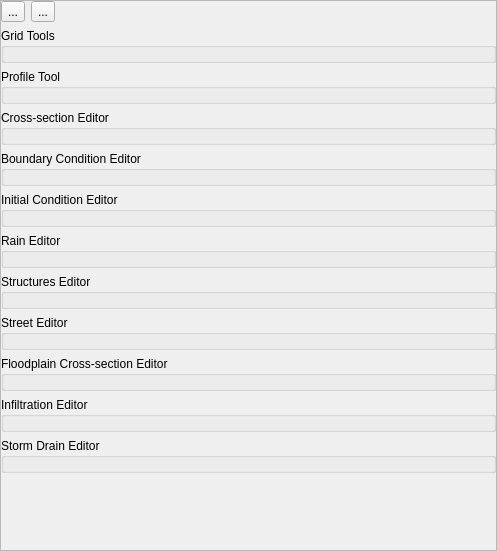
Before: the Qt Designer form flo2d/ui/f2d_widget.ui in FLO-2DSoftware/qgis-flo-2d-plugin, drawn with Qt 5.
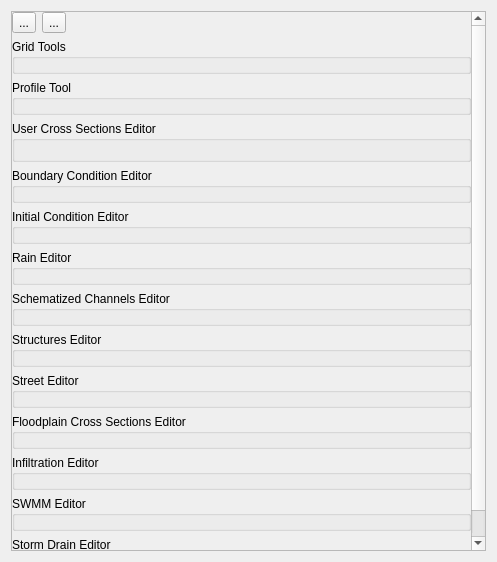
After: the same form once the commit is applied. Icons and pictures are not drawn. Custom widgets are drawn as their Qt base class.

The edit to the form file:
```diff
--- a/flo2d/ui/f2d_widget.ui
+++ b/flo2d/ui/f2d_widget.ui
@@ -7,17 +7,14 @@
     <x>0</x>
     <y>0</y>
     <width>497</width>
-    <height>551</height>
+    <height>562</height>
    </rect>
   </property>
   <property name="windowTitle">
    <string>FLO-2D Widget</string>
   </property>
-  <layout class="QVBoxLayout" name="verticalLayout">
-   <property name="margin">
-    <number>0</number>
-   </property>
-   <item>
+  <layout class="QGridLayout" name="gridLayout_15">
+   <item row="0" column="0">
     <widget class="QScrollArea" name="scrollArea">
      <property name="minimumSize">
       <size>
@@ -33,110 +30,32 @@
        <rect>
         <x>0</x>
         <y>0</y>
-        <width>495</width>
-        <height>549</height>
+        <width>477</width>
+        <height>542</height>
        </rect>
       </property>
-      <layout class="QVBoxLayout" name="verticalLayout_5">
-       <property name="margin">
+      <layout class="QGridLayout" name="gridLayout_2">
+       <property name="leftMargin">
         <number>0</number>
        </property>
-       <item>
-        <layout class="QHBoxLayout" name="toolbar_lout">
-         <property name="bottomMargin">
-          <number>0</number>
-         </property>
-         <item>
-          <widget class="QToolButton" name="collapse_groups_btn">
-           <property name="toolTip">
-            <string>Collapse All Groups</string>
-           </property>
-           <property name="text">
-            <string>...</string>
-           </property>
-           <property name="icon">
-            <iconset>
-             <normaloff>../img/collapse_groups.svg</normaloff>../img/collapse_groups.svg</iconset>
-           </property>
-          </widget>
-         </item>
-         <item>
-          <widget class="QToolButton" name="expand_groups_btn">
-           <property name="toolTip">
-            <string>Expand All Groups</string>
-           </property>
-           <property name="text">
-            <string>...</string>
-           </property>
-           <property name="icon">
-            <iconset>
-             <normaloff>../img/expand_groups.svg</normaloff>../img/expand_groups.svg</iconset>
-           </property>
-          </widget>
-         </item>
-         <item>
-          <spacer name="horizontalSpacer">
-           <property name="orientation">
-            <enum>Qt::Horizontal</enum>
-           </property>
-           <property name="sizeHint" stdset="0">
-            <size>
-             <width>40</width>
-             <height>20</height>
-            </size>
-           </property>
-          </spacer>
-         </item>
-        </layout>
-       </item>
-       <item>
-        <widget class="QgsCollapsibleGroupBox" name="grid_tools_grp">
-         <property name="title">
-          <string>Grid Tools</string>
-         </property>
-         <property name="collapsed">
-          <bool>false</bool>
-         </property>
-         <layout class="QGridLayout" name="gridLayout_6">
-          <property name="margin">
-           <number>6</number>
-          </property>
-          <item row="0" column="0">
-           <layout class="QVBoxLayout" name="grid_tools_lout"/>
-          </item>
-         </layout>
-        </widget>
-       </item>
-       <item>
-        <widget class="QgsCollapsibleGroupBox" name="profile_tool_grp">
-         <property name="title">
-          <string>Profile Tool</string>
-         </property>
-         <property name="collapsed">
-          <bool>false</bool>
-         </property>
-         <layout class="QGridLayout" name="gridLayout_7">
-          <property name="margin">
-           <number>6</number>
-          </property>
-          <item row="0" column="0">
-           <layout class="QVBoxLayout" name="profile_tool_lout"/>
-          </item>
-         </layout>
-        </widget>
-       </item>
-       <item>
+       <property name="topMargin">
+        <number>0</number>
+       </property>
+       <property name="rightMargin">
+        <number>0</number>
+       </property>
+       <property name="bottomMargin">
+        <number>0</number>
+       </property>
+       <item row="3" column="0">
         <widget class="QgsCollapsibleGroupBox" name="xs_editor_grp">
          <property name="title">
-          <string>Cross-section Editor</string>
+          <string>User Cross Sections Editor</string>
          </property>
          <property name="collapsed">
           <bool>false</bool>
          </property>
-         <layout class="QGridLayout" name="gridLayout_2">
-          <property name="margin">
-           <number>6</number>
-          </property>
+         <layout class="QGridLayout" name="gridLayout_13">
           <item row="0" column="0">
            <layout class="QVBoxLayout" name="xs_editor_lout">
             <property name="bottomMargin">
@@ -147,7 +66,7 @@
          </layout>
         </widget>
        </item>
-       <item>
+       <item row="4" column="0">
         <widget class="QgsCollapsibleGroupBox" name="bc_editor_grp">
          <property name="minimumSize">
           <size>
@@ -183,47 +102,34 @@
          </layout>
         </widget>
        </item>
-       <item>
-        <widget class="QgsCollapsibleGroupBox" name="ic_editor_grp">
+       <item row="1" column="0">
+        <widget class="QgsCollapsibleGroupBox" name="grid_tools_grp">
          <property name="title">
-          <string>Initial Condition Editor</string>
+          <string>Grid Tools</string>
          </property>
          <property name="collapsed">
           <bool>false</bool>
          </property>
-         <layout class="QGridLayout" name="gridLayout_3">
-          <property name="margin">
+         <layout class="QGridLayout" name="gridLayout_6">
+          <property name="leftMargin">
            <number>6</number>
           </property>
-          <item row="0" column="0">
-           <layout class="QVBoxLayout" name="ic_editor_lout">
-            <property name="bottomMargin">
-             <number>0</number>
-            </property>
-           </layout>
-          </item>
-         </layout>
-        </widget>
-       </item>
-       <item>
-        <widget class="QgsCollapsibleGroupBox" name="rain_editor_grp">
-         <property name="title">
-          <string>Rain Editor</string>
-         </property>
-         <property name="collapsed">
-          <bool>false</bool>
-         </property>
-         <layout class="QGridLayout" name="gridLayout_5">
-          <property name="margin">
+          <property name="topMargin">
            <number>6</number>
           </property>
+          <property name="rightMargin">
+           <number>6</number>
+          </property>
+          <property name="bottomMargin">
+           <number>6</number>
+          </property>
           <item row="0" column="0">
            <layout class="QHBoxLayout" name="rain_editor_lout"/>
           </item>
          </layout>
         </widget>
        </item>
-       <item>
+       <item row="8" column="0">
         <widget class="QgsCollapsibleGroupBox" name="struct_editor_grp">
          <property name="title">
           <string>Structures Editor</string>
@@ -241,7 +147,161 @@
          </layout>
         </widget>
        </item>
-       <item>
+       <item row="6" column="0">
+        <widget class="QgsCollapsibleGroupBox" name="rain_editor_grp">
+         <property name="title">
+          <string>Rain Editor</string>
+         </property>
+         <property name="collapsed" stdset="0">
+          <bool>false</bool>
+         </property>
+         <layout class="QGridLayout" name="gridLayout_5">
+          <property name="leftMargin">
+           <number>6</number>
+          </property>
+          <property name="topMargin">
+           <number>6</number>
+          </property>
+          <property name="rightMargin">
+           <number>6</number>
+          </property>
+          <property name="bottomMargin">
+           <number>6</number>
+          </property>
+          <item row="0" column="0">
+           <layout class="QHBoxLayout" name="rain_editor_lout"/>
+          </item>
+         </layout>
+        </widget>
+       </item>
+       <item row="10" column="0">
+        <widget class="QgsCollapsibleGroupBox" name="fpxsec_editor_grp">
+         <property name="title">
+          <string>Floodplain Cross Sections Editor</string>
+         </property>
+         <property name="collapsed" stdset="0">
+          <bool>false</bool>
+         </property>
+         <layout class="QGridLayout" name="gridLayout_9">
+          <property name="leftMargin">
+           <number>6</number>
+          </property>
+          <property name="topMargin">
+           <number>6</number>
+          </property>
+          <property name="rightMargin">
+           <number>6</number>
+          </property>
+          <property name="bottomMargin">
+           <number>6</number>
+          </property>
+          <item row="0" column="0">
+           <layout class="QVBoxLayout" name="fpxsec_editor_lout"/>
+          </item>
+         </layout>
+        </widget>
+       </item>
+       <item row="12" column="0">
+        <widget class="QgsCollapsibleGroupBox" name="swmm_editor_grp">
+         <property name="title">
+          <string>SWMM Editor</string>
+         </property>
+         <property name="collapsed" stdset="0">
+          <bool>false</bool>
+         </property>
+         <layout class="QGridLayout" name="gridLayout_12">
+          <property name="leftMargin">
+           <number>6</number>
+          </property>
+          <property name="topMargin">
+           <number>6</number>
+          </property>
+          <property name="rightMargin">
+           <number>6</number>
+          </property>
+          <property name="bottomMargin">
+           <number>6</number>
+          </property>
+          <item row="0" column="0">
+           <layout class="QVBoxLayout" name="swmm_editor_lout"/>
+          </item>
+         </layout>
+        </widget>
+       </item>
+       <item row="14" column="0">
+        <widget class="QgsCollapsibleGroupBox" name="storm_drain_editor_grp">
+         <property name="title">
+          <string>Storm Drain Editor</string>
+         </property>
+         <property name="collapsed" stdset="0">
+          <bool>false</bool>
+         </property>
+         <layout class="QGridLayout" name="gridLayout_14">
+          <item row="0" column="0">
+           <layout class="QVBoxLayout" name="storm_drain_editor_lout"/>
+          </item>
+         </layout>
+        </widget>
+       </item>
+       <item row="2" column="0">
+        <widget class="QgsCollapsibleGroupBox" name="profile_tool_grp">
+         <property name="title">
+          <string>Profile Tool</string>
+         </property>
+         <property name="collapsed" stdset="0">
+          <bool>false</bool>
+         </property>
+         <layout class="QGridLayout" name="gridLayout_7">
+          <property name="leftMargin">
+           <number>6</number>
+          </property>
+          <property name="topMargin">
+           <number>6</number>
+          </property>
+          <property name="rightMargin">
+           <number>6</number>
+          </property>
+          <property name="bottomMargin">
+           <number>6</number>
+          </property>
+          <item row="0" column="0">
+           <layout class="QVBoxLayout" name="profile_tool_lout"/>
+          </item>
+         </layout>
+        </widget>
+       </item>
+       <item row="5" column="0">
+        <widget class="QgsCollapsibleGroupBox" name="ic_editor_grp">
+         <property name="title">
+          <string>Initial Condition Editor</string>
+         </property>
+         <property name="collapsed" stdset="0">
+          <bool>false</bool>
+         </property>
+         <layout class="QGridLayout" name="gridLayout_3">
+          <property name="leftMargin">
+           <number>6</number>
+          </property>
+          <property name="topMargin">
+           <number>6</number>
+          </property>
+          <property name="rightMargin">
+           <number>6</number>
+          </property>
+          <property name="bottomMargin">
+           <number>6</number>
+          </property>
+          <item row="0" column="0">
+           <layout class="QVBoxLayout" name="ic_editor_lout">
+            <property name="bottomMargin">
+             <number>0</number>
+            </property>
+           </layout>
+          </item>
+         </layout>
+        </widget>
+       </item>
+       <item row="9" column="0">
         <widget class="QgsCollapsibleGroupBox" name="street_editor_grp">
          <property name="title">
           <string>Street Editor</string>
@@ -256,25 +316,7 @@
          </layout>
         </widget>
        </item>
-       <item>
-        <widget class="QgsCollapsibleGroupBox" name="fpxsec_editor_grp">
-         <property name="title">
-          <string>Floodplain Cross-section Editor</string>
-         </property>
-         <property name="collapsed">
-          <bool>false</bool>
-         </property>
-         <layout class="QGridLayout" name="gridLayout_9">
-          <property name="margin">
-           <number>6</number>
-          </property>
-          <item row="0" column="0">
-           <layout class="QVBoxLayout" name="fpxsec_editor_lout"/>
-          </item>
-         </layout>
-        </widget>
-       </item>
-       <item>
+       <item row="11" column="0">
         <widget class="QgsCollapsibleGroupBox" name="infil_editor_grp">
          <property name="title">
           <string>Infiltration Editor</string>
@@ -292,25 +334,55 @@
          </layout>
         </widget>
        </item>
-       <item>
-        <widget class="QgsCollapsibleGroupBox" name="swmm_editor_grp">
-         <property name="title">
-          <string>Storm Drain Editor</string>
+       <item row="0" column="0">
+        <layout class="QHBoxLayout" name="toolbar_lout">
+         <property name="bottomMargin">
+          <number>0</number>
          </property>
-         <property name="collapsed">
-          <bool>false</bool>
-         </property>
-         <layout class="QGridLayout" name="gridLayout_11">
-          <property name="margin">
-           <number>6</number>
-          </property>
-          <item row="0" column="0">
-           <layout class="QVBoxLayout" name="swmm_editor_lout"/>
-          </item>
-         </layout>
-        </widget>
+         <item>
+          <widget class="QToolButton" name="collapse_groups_btn">
+           <property name="toolTip">
+            <string>Collapse All Groups</string>
+           </property>
+           <property name="text">
+            <string>...</string>
+           </property>
+           <property name="icon">
+            <iconset>
+             <normaloff>../img/collapse_groups.svg</normaloff>../img/collapse_groups.svg</iconset>
+           </property>
+          </widget>
+         </item>
+         <item>
+          <widget class="QToolButton" name="expand_groups_btn">
+           <property name="toolTip">
+            <string>Expand All Groups</string>
+           </property>
+           <property name="text">
+            <string>...</string>
+           </property>
+           <property name="icon">
+            <iconset>
+             <normaloff>../img/expand_groups.svg</normaloff>../img/expand_groups.svg</iconset>
+           </property>
+          </widget>
+         </item>
+         <item>
+          <spacer name="horizontalSpacer">
+           <property name="orientation">
+            <enum>Qt::Horizontal</enum>
+           </property>
+           <property name="sizeHint" stdset="0">
+            <size>
+             <width>40</width>
+             <height>20</height>
+            </size>
+           </property>
+          </spacer>
+         </item>
+        </layout>
        </item>
-       <item>
+       <item row="15" column="0">
         <spacer name="verticalSpacer">
          <property name="orientation">
           <enum>Qt::Vertical</enum>
@@ -323,6 +395,33 @@
          </property>
         </spacer>
        </item>
+       <item row="7" column="0">
+        <widget class="QgsCollapsibleGroupBox" name="channels_editor_grp">
+         <property name="title">
+          <string>Schematized Channels Editor</string>
+         </property>
+         <property name="collapsed" stdset="0">
+          <bool>false</bool>
+         </property>
+         <layout class="QGridLayout" name="gridLayout_11">
+          <property name="leftMargin">
+           <number>6</number>
+          </property>
+          <property name="topMargin">
+           <number>6</number>
+          </property>
+          <property name="rightMargin">
+           <number>6</number>
+          </property>
+          <property name="bottomMargin">
+           <number>6</number>
+          </property>
+          <item row="0" column="0">
+           <layout class="QHBoxLayout" name="channels_editor_lout"/>
+          </item>
+         </layout>
+        </widget>
+       </item>
       </layout>
      </widget>
     </widget>
```
Left out of the diff: 58 changed lines with no effect on the pictures.
